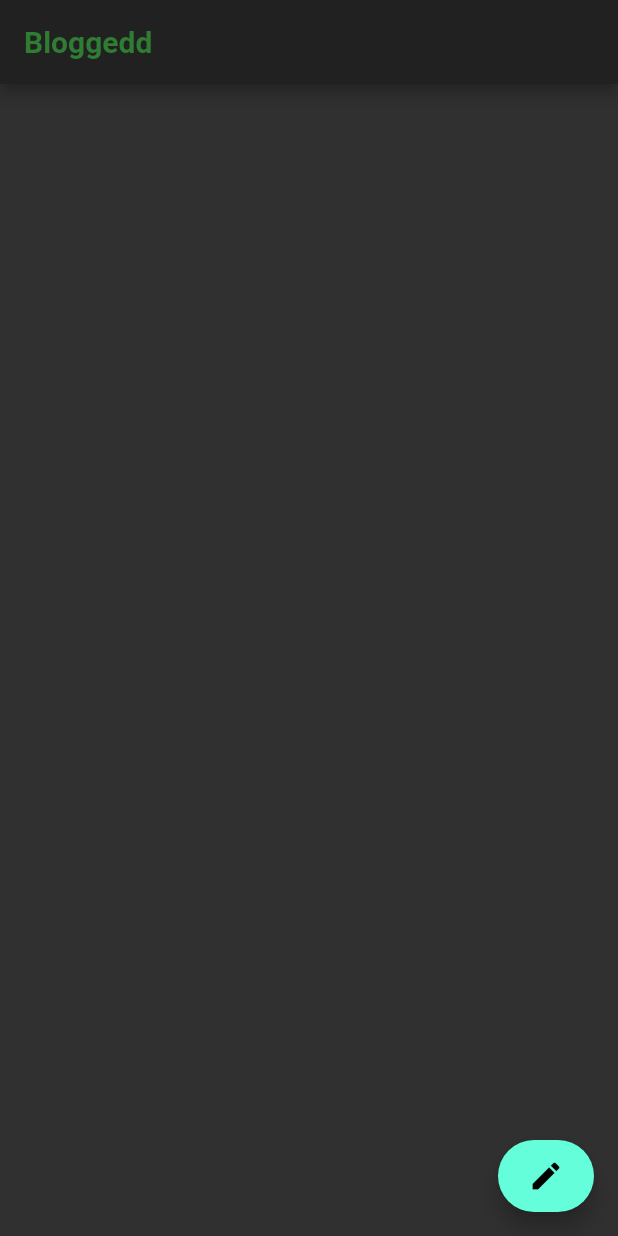
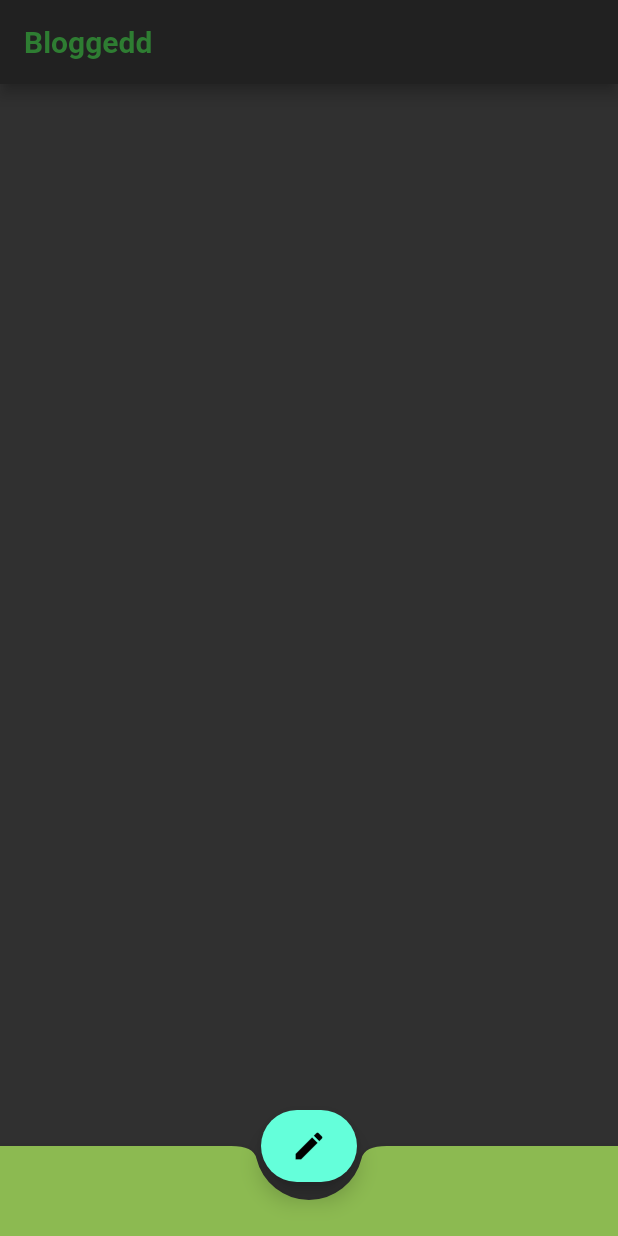
Before and after one commit to sayanmondal31/blog-post, a Flutter app: the screen it shows after launch, on a phone screen of 412 x 824 dp. Run offline on Flutter 3.47's test engine with Material 2 defaults, Android fonts, the phone set to English and light mode, and no system bars; our stand-ins replace font_awesome_flutter.

Commit message:
add bottom app bar

```diff
--- a/lib/homepage.dart
+++ b/lib/homepage.dart
@@ -12,6 +12,16 @@ class HomePage extends StatelessWidget {
                 MaterialPageRoute(builder: (context) => CreateBlogPage()));
           },
           label: Icon(Icons.edit)),
+      // add location
+      floatingActionButtonLocation: FloatingActionButtonLocation.centerDocked,
+      bottomNavigationBar: BottomAppBar(
+        color: Color(0xff8cba51),
+        child: Container(
+          height: 60.0,
+        ),
+        elevation: 4,
+        shape: CircularNotchedRectangle(),
+      ),
       appBar: AppBar(
         title: Text(
           "Bloggedd",
```
